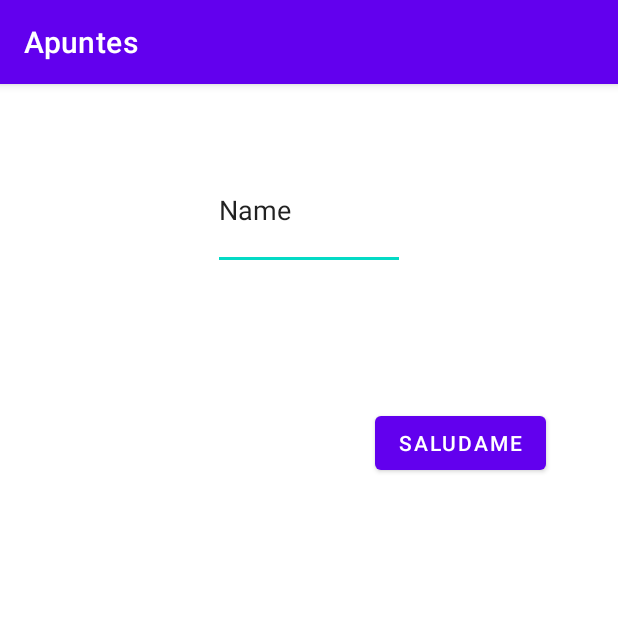
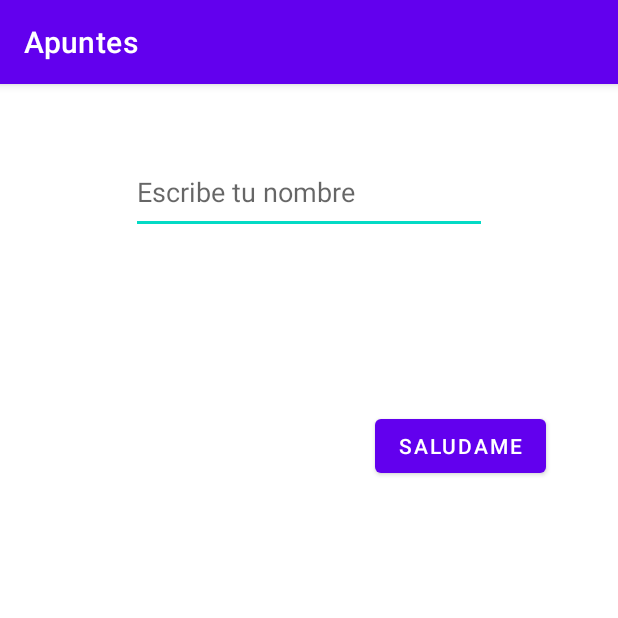
Before and after one commit to hilariocamachomore/Apuntes, an Android app: the PrimeraActivity screen opened directly, with no data from a screen before it, on a phone screen of 412 x 824 dp, the top half of it. Run offline under Robolectric (Android 15) with nearby library versions, the phone set to English and light mode, and no system bars.

```diff
--- a/app/src/main/java/com/hectortellobalaguer/apuntes/Apuntes_Bucles.kt
+++ b/app/src/main/java/com/hectortellobalaguer/apuntes/Apuntes_Bucles.kt
@@ -8,7 +8,7 @@ fun main(){
 fun alternativas(){
     println("-----------Sentencias alternativas----------------")
     val a = 10
-    val b = 20
+    val b = 10
 
     if (a>b) {
         println("a es mayor que b")
--- a/app/src/main/java/com/hectortellobalaguer/apuntes/Apuntes_Clases_Objetos.kt
+++ b/app/src/main/java/com/hectortellobalaguer/apuntes/Apuntes_Clases_Objetos.kt
@@ -69,11 +69,11 @@ class Cuadrado(val lado: Double) : Figura() {
 
 fun main(){
 
-    InstanciaObjetos()
+//    InstanciaObjetos()
 //    Constructores()
 //    Encapsulamiento()
 //    Herencia()
-//    Polimorfismo()
+    Polimorfismo()
 //    Abstraccion()
 
 }
--- a/app/src/main/java/com/hectortellobalaguer/apuntes/Apuntes_Listas-Conjuntos-Mapas.kt
+++ b/app/src/main/java/com/hectortellobalaguer/apuntes/Apuntes_Listas-Conjuntos-Mapas.kt
@@ -3,8 +3,8 @@ package com.hectortellobalaguer.apuntes
 fun main(){
 //    listas()
 //    conjuntos()
-//    mapas()
-    vectores()
+    mapas()
+//    vectores()
 }
 
 fun listas() {
@@ -24,7 +24,7 @@ fun conjuntos() {
     val conjuntoDeNumeros = setOf(1, 2, 3, 3)
     println("Conjunto de números: $conjuntoDeNumeros") // Imprime: Conjunto de números: [1, 2, 3]
     println("Tamaño del conjunto: ${conjuntoDeNumeros.size}") // Imprime: Tamaño del conjunto: 3
-    println("¿El número 2 está en el conjunto? ${conjuntoDeNumeros.contains(2)}") // Imprime: ¿El número 2 está en el conjunto? true
+    println("¿El número 2 está en el conjunto? ${conjuntoDeNumeros.contains(4)}") // Imprime: ¿El número 2 está en el conjunto? true
 
     val numeros = mutableSetOf(1, 2, 3, 4)
     val letras = setOf('a', 'b', 'c')
--- a/app/src/main/java/com/hectortellobalaguer/apuntes/activities/PrimeraActivity.kt
+++ b/app/src/main/java/com/hectortellobalaguer/apuntes/activities/PrimeraActivity.kt
@@ -1,16 +1,20 @@
 package com.hectortellobalaguer.apuntes.activities
 
 import android.os.Bundle
-import android.view.View
-import android.widget.ImageView
+import android.widget.Button
+import android.widget.EditText
+import android.widget.TextView
 import androidx.activity.enableEdgeToEdge
 import androidx.appcompat.app.AppCompatActivity
 import androidx.core.view.ViewCompat
 import androidx.core.view.WindowInsetsCompat
 import com.hectortellobalaguer.apuntes.R
-import com.bumptech.glide.Glide
 
 class PrimeraActivity : AppCompatActivity() {
+
+    var tvSaludo: TextView? = null
+    var etNombre: EditText? = null
+    var btnComienzo: Button? = null
 
     override fun onCreate(savedInstanceState: Bundle?) {
         super.onCreate(savedInstanceState)
@@ -21,6 +25,17 @@ class PrimeraActivity : AppCompatActivity() {
             v.setPadding(systemBars.left, systemBars.top, systemBars.right, systemBars.bottom)
             insets
         }
+        tvSaludo = findViewById(R.id.tvSaludo)
+        etNombre = findViewById(R.id.etNombre)
+
+        btnComienzo = findViewById(R.id.btnComienzo)
+        btnComienzo?.setOnClickListener {
+            if (etNombre?.text!!.isNotEmpty()) {
+                tvSaludo?.text = "Holasss ${etNombre?.text}"
+            }else{
+                tvSaludo?.text = "Hola Anónimo"
+            }
+        }
 
     }
 
--- a/app/src/main/res/layout/activity_primera.xml
+++ b/app/src/main/res/layout/activity_primera.xml
@@ -9,8 +9,8 @@
 
     <TextView
         android:id="@+id/tvSaludo"
-        android:layout_width="0dp"
-        android:layout_height="wrap_content"
+        android:layout_width="347dp"
+        android:layout_height="45dp"
         android:layout_marginStart="32dp"
         android:layout_marginTop="28dp"
         android:layout_marginEnd="32dp"
@@ -21,12 +21,11 @@
 
     <EditText
         android:id="@+id/etNombre"
-        android:layout_width="wrap_content"
-        android:layout_height="80dp"
+        android:layout_width="237dp"
+        android:layout_height="56dp"
         android:layout_marginTop="44dp"
-        android:hint="Escribenombre"
+        android:hint="Escribe tu nombre"
         android:inputType="text"
-        android:text="Name"
         app:layout_constraintEnd_toEndOf="parent"
         app:layout_constraintStart_toStartOf="parent"
         app:layout_constraintTop_toTopOf="parent" />
```
Also changed, not shown: app/src/main/java/com/hectortellobalaguer/apuntes/Apuntes.kt (+6 -3 lines), app/src/main/java/com/hectortellobalaguer/apuntes/Apuntes_Funciones.kt (+4 -4 lines), app/src/main/java/com/hectortellobalaguer/apuntes/Apuntes_Getter_Setter.kt (added, +19 -0 lines).
